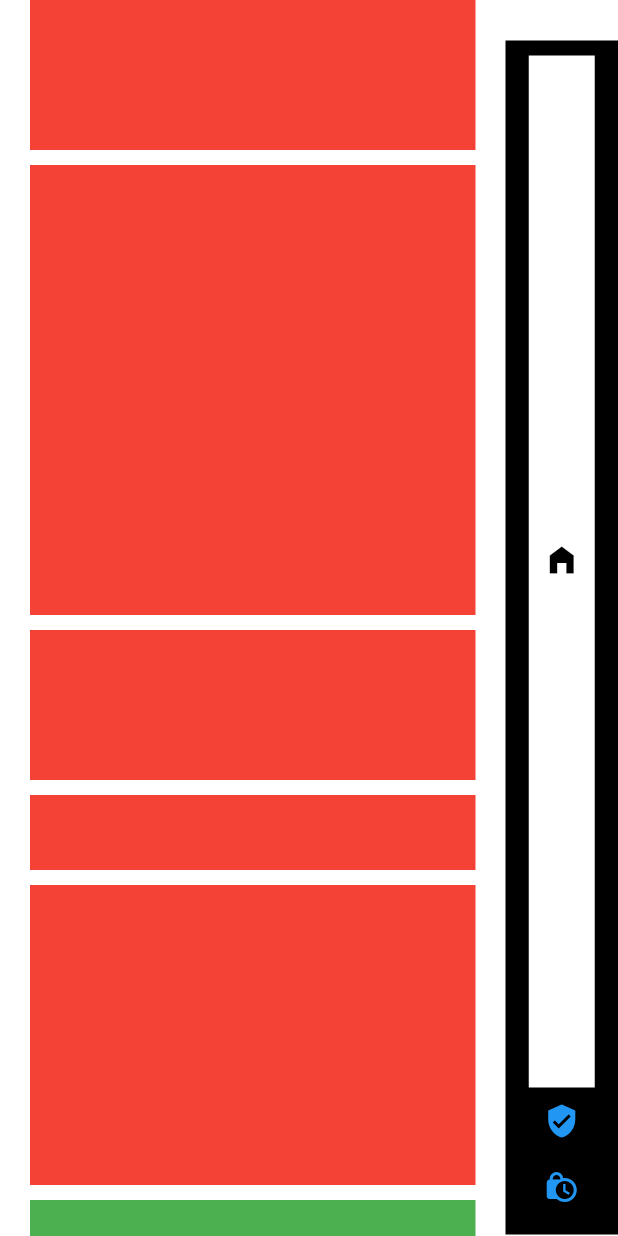
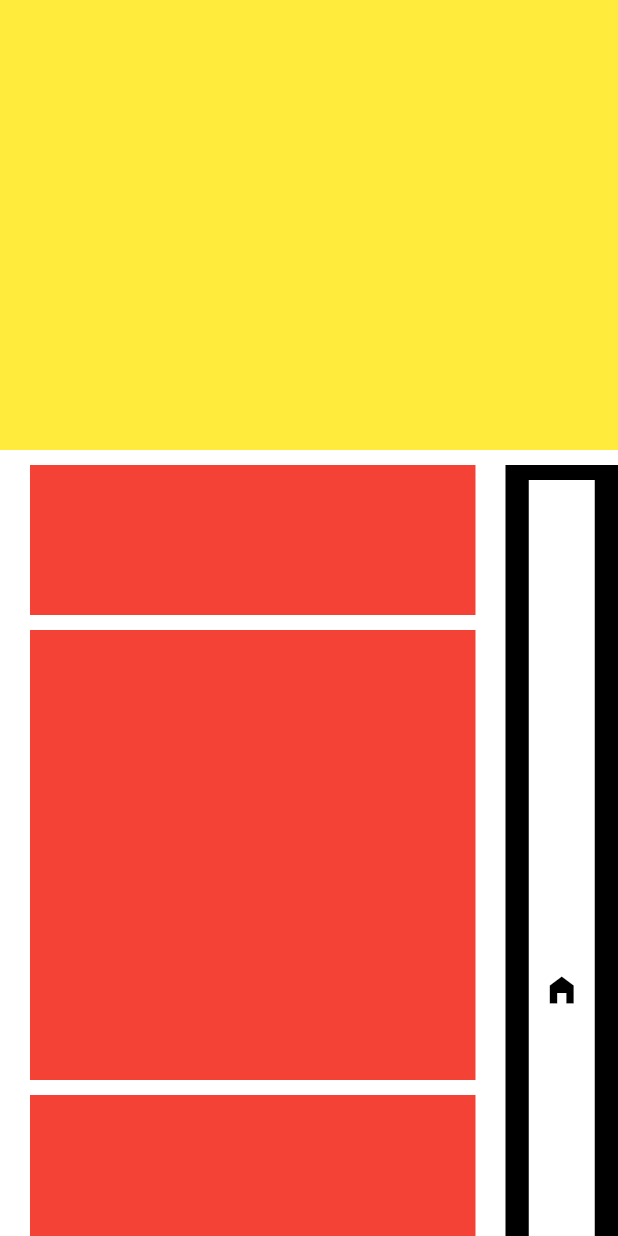
Before and after one commit to Tri7Ratops/flutter_side_navbar, a Flutter app: the screen it shows after launch, on a phone screen of 412 x 824 dp. Run offline on Flutter 3.47's test engine with Material 2 defaults, Android fonts, the phone set to English and light mode, and no system bars; drawn by our look-alikes of scroll_to_index; our stand-ins replace equatable, visibility_detector.

Commit message:
[~] Resolve bug on ios device with the navigation height

```diff
--- a/example/lib/screens/home.dart
+++ b/example/lib/screens/home.dart
@@ -7,9 +7,15 @@ class HomeScreen extends StatelessWidget {
     return SafeArea(
       child: Scaffold(
         backgroundColor: Colors.white70,
-        body:
+        body: SingleChildScrollView(
+          child: Column(
+            children: [
+              _getContainer(height: 300, color: Colors.yellow),
               SideNavbar(
-//                appBarIsShown: true,
+                shrinkWrap: true,
+           //     appBarIsShown: true,
+                physics: const NeverScrollableScrollPhysics(),
+                //             reversed: true,
                 navigationBackgroundColor: Colors.black,
                 padding: const EdgeInsets.symmetric(horizontal: 20),
                 pages: [
@@ -98,7 +104,10 @@ class HomeScreen extends StatelessWidget {
                   ),
                 ],
               ),
-
+              _getContainer(height: 300, color: Colors.lightGreen),
+            ],
+          ),
+        ),
       ),
     );
   }
--- a/lib/src/side_navbar.dart
+++ b/lib/src/side_navbar.dart
@@ -57,10 +57,6 @@ class _SideNavbarState extends State<SideNavbar> {
         break;
       }
     }
-    WidgetsBinding.instance!.addPostFrameCallback((_) {
-      _getSizes();
-    });
-
     super.initState();
   }
 
@@ -113,13 +109,12 @@ class _SideNavbarState extends State<SideNavbar> {
     final RenderBox? renderBox = _keyList.currentContext!.findRenderObject() as RenderBox;
     final pos = renderBox!.localToGlobal(Offset.zero);
 
-    print(-pos.dy);
-    print("SIZE: ${renderBox.size} ==> ${pos.distance}");
-    double paddingNav = widget.paddingNavigation != null ? widget.paddingNavigation!.top + widget.paddingNavigation!.bottom : 0;
-    double navigationPos = (-pos.dy < -(widget.appBarIsShown ? AppBar().preferredSize.height : -1) - 13 - paddingNav) ? 0 : (-pos.dy + (widget.appBarIsShown ? AppBar().preferredSize.height : -1) + 10 + paddingNav);
+    double paddingNav = widget.paddingNavigation != null ? widget.paddingNavigation!.top : 0;
+    final double paddingMedia = MediaQuery.of(context).padding.top + MediaQuery.of(context).padding.bottom;
+    double navigationPos = (-pos.dy < -(widget.appBarIsShown ? kToolbarHeight : 0) - 12 - paddingNav) ? 0 : (-pos.dy + (widget.appBarIsShown ? kToolbarHeight : 0) + paddingNav + paddingMedia + 12);
 
     if (navigationPos + MediaQuery.of(context).size.height > renderBox.size.height) {
-      navigationPos = renderBox.size.height - MediaQuery.of(context).size.height + (widget.appBarIsShown ? AppBar().preferredSize.height + 2 : -1) + 8 + paddingNav;
+      navigationPos = renderBox.size.height - MediaQuery.of(context).size.height + (widget.appBarIsShown ? kToolbarHeight : 0) + paddingNav;
     }
 
     if (this.mounted && navigationPos != position) {
@@ -221,7 +216,7 @@ class _SideNavbarState extends State<SideNavbar> {
 
     final double paddingMedia = MediaQuery.of(context).padding.top + MediaQuery.of(context).padding.bottom;
     final double paddingNavigation = widget.paddingNavigation != null ? (widget.paddingNavigation!.top + widget.paddingNavigation!.bottom) : 0.0;
-    final heightContainer = MediaQuery.of(context).size.height - (widget.appBarIsShown ? AppBar().preferredSize.height : -2) - paddingMedia - paddingNavigation - 10;
+    final heightContainer = MediaQuery.of(context).size.height - paddingMedia - paddingNavigation - (widget.appBarIsShown ? kToolbarHeight : 0);
     return Container(
       height: heightContainer,
       padding: widget.paddingNavigation,
```
Also changed, not shown: 1 other file.
